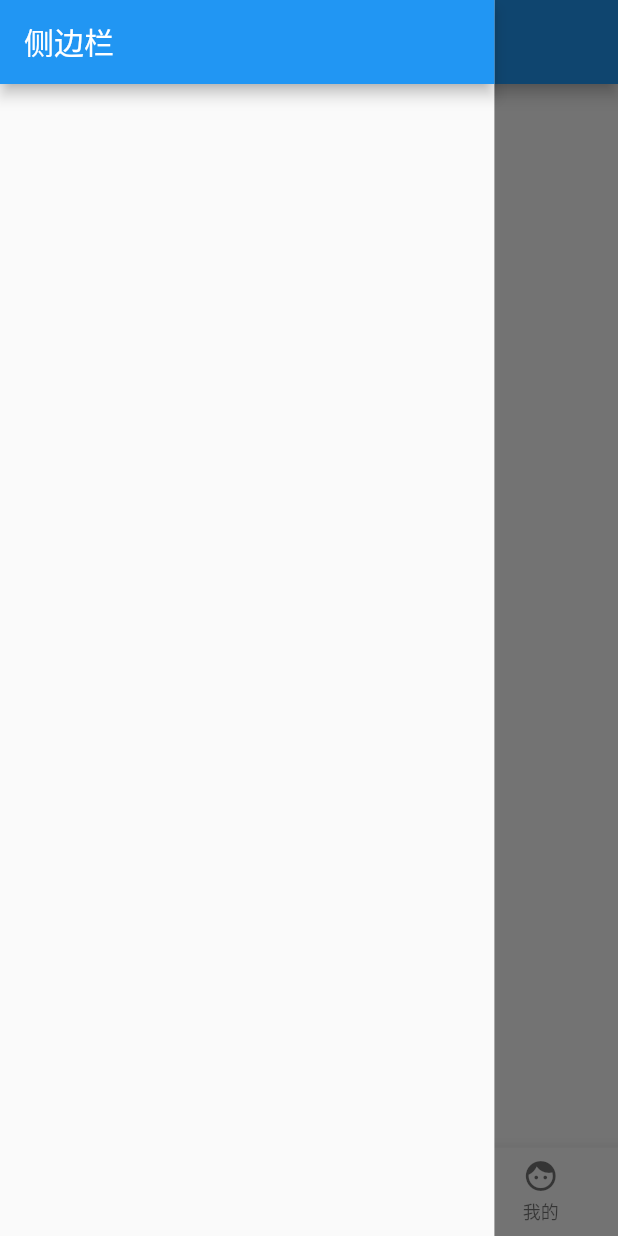
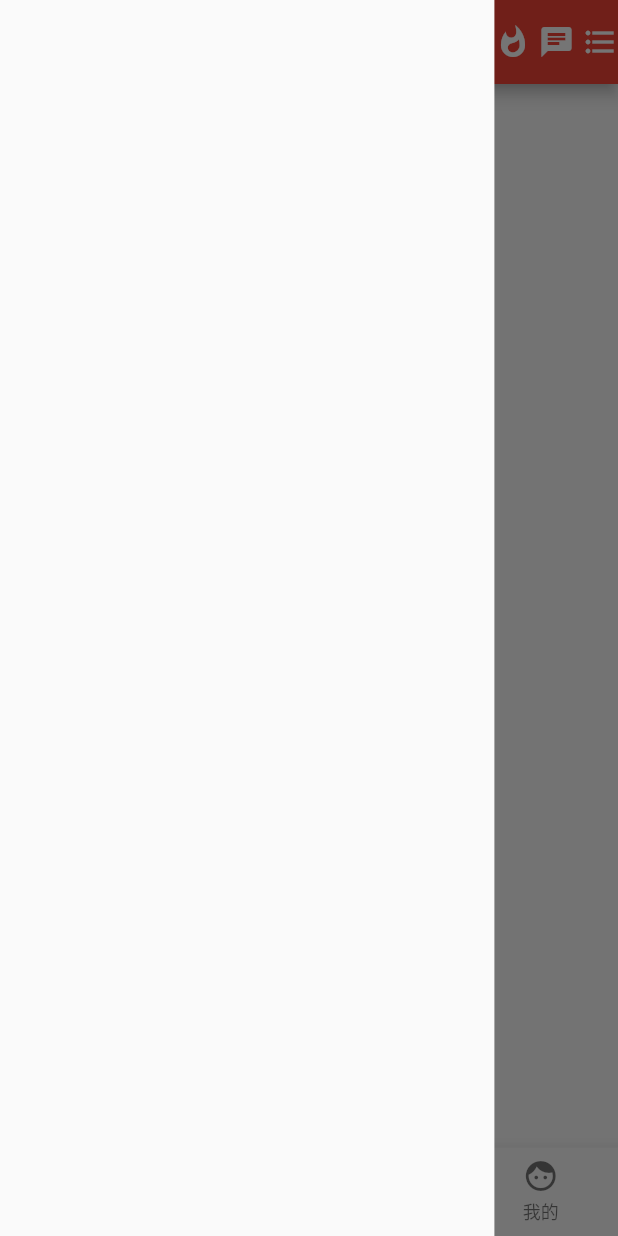
Before and after one commit to davidtps/flutter_news, a Flutter app: the screen it shows after launch, with the side drawer open, on a phone screen of 412 x 824 dp. Run offline on Flutter 3.47's test engine with Material 2 defaults, Android fonts, the phone set to English and light mode, and no system bars; our stand-ins replace image_picker, shared_preferences, video_player.

Commit message:
设置统一的状态栏颜色； 隐藏调试标识； 自定义首页的appBar展示；（标题栏右侧的三个按钮事件需要用 inkwell嵌套进行事件触发）---inkwell点击事件

```diff
--- a/lib/main.dart
+++ b/lib/main.dart
@@ -1,6 +1,8 @@
 import 'package:flutter/cupertino.dart';
 import 'package:flutter/gestures.dart';
 import 'package:flutter/material.dart';
+import 'package:flutter/services.dart';
+import 'package:flutter_news/part1/AllItemsPage.dart';
 import 'package:flutter_news/part2/content1/DrawerPage.dart';
 
 void main() => runApp(MyApp());
@@ -8,21 +10,26 @@ void main() => runApp(MyApp());
 class MyApp extends StatelessWidget {
   @override
   Widget build(BuildContext context) {
+    //设置系统状态栏颜色
+    SystemChrome.setSystemUIOverlayStyle(
+        SystemUiOverlayStyle(statusBarColor: Colors.blue));
     return MaterialApp(
+      //隐藏调试banner
+      debugShowCheckedModeBanner: false,
       title: 'Flutter Demo',
       theme: ThemeData(
-        primarySwatch: Colors.blue,
+        primarySwatch: Colors.red,
       ),
       home: MyHomePage(title: '首页'),
-//      routes: {
+      routes: {
 //        '/recent': (context) => RecentPage(),
 //        '/level': (context) => LevelPage(),
 //        '/account': (context) => AccountSettingsPage(),
 //        '/video': (context) => SmallVideoPage(),
 //        '/square': (context) => SquarePage(),
 //        '/freeflownews': (context) => FreeFlowNewsPage(),
-//        '/allitems': (context) => AllItemsPage(),
-//      },
+        '/allitems': (context) => AllItemsPage(),
+      },
     );
   }
 }
@@ -42,9 +49,7 @@ class _MyHomePageState extends State<MyHomePage> {
   @override
   Widget build(BuildContext context) {
     return Scaffold(
-      appBar: AppBar(
-        title: Text(widget.title),
-      ),
+      appBar: buildAppBar(context),
       body: Container(
         child: Text("内容"),
 //        child: Column(
@@ -125,10 +130,7 @@ class _MyHomePageState extends State<MyHomePage> {
             activeIcon: Icon(Icons.my_location),
           ),
           BottomNavigationBarItem(
-            title: Text(
-              "我的",
-              style: TextStyle(fontSize: 14, color: Colors.black),
-            ),
+            title: Text("我的"),
             icon: Icon(
               Icons.face,
               size: 24,
@@ -161,3 +163,73 @@ class _MyHomePageState extends State<MyHomePage> {
     }
   }
 }
+
+Widget buildAppBar(BuildContext context) {
+  return AppBar(
+    backgroundColor: Colors.red,
+//    leading: Icon(Icons.add),
+    title: Container(
+      padding: EdgeInsets.all(8),
+      decoration: BoxDecoration(
+          borderRadius: BorderRadius.circular(45),
+          color: Colors.red[200],
+          border: Border.all(
+            color: Colors.redAccent,
+            width: 1,
+            style: BorderStyle.solid,
+          )),
+      child: Row(
+        mainAxisAlignment: MainAxisAlignment.center,
+        children: <Widget>[
+          Icon(
+            Icons.search,
+            size: 16,
+          ),
+          Padding(
+            padding: EdgeInsets.symmetric(horizontal: 5),
+            child: Text(
+              "点击进行搜索啊！",
+              style: TextStyle(
+                fontSize: 14,
+                color: Colors.white,
+              ),
+            ),
+          )
+        ],
+      ),
+    ),
+    actions: <Widget>[
+      InkWell(
+        child: Icon(
+          Icons.whatshot,
+          size: 24,
+        ),
+        onTap: () {
+          print("热门");
+        },
+      ),
+      InkWell(
+        child: Padding(
+          padding: EdgeInsets.symmetric(horizontal: 5),
+          child: Icon(
+            Icons.chat,
+            size: 24,
+          ),
+        ),
+        onTap: () {
+          print("圈子");
+        },
+      ),
+      InkWell(
+        child: Icon(
+          Icons.format_list_bulleted,
+          size: 24,
+        ),
+        onTap: () {
+          print("所有栏目");
+          Navigator.of(context).pushNamed("/allitems");
+        },
+      ),
+    ],
+  );
+}
--- a/lib/part2/content1/DrawerPage.dart
+++ b/lib/part2/content1/DrawerPage.dart
@@ -12,9 +12,9 @@ class DrawerPageState extends State<DrawerPage> {
 
     return SizedBox(
       child: new Scaffold(
-        appBar: new AppBar(
-          title: new Text('侧边栏'),
-        ),
+//        appBar: new AppBar(
+//          title: new Text('侧边栏'),
+//        ),
       ),
       width: width * 4 / 5,
     );
```
